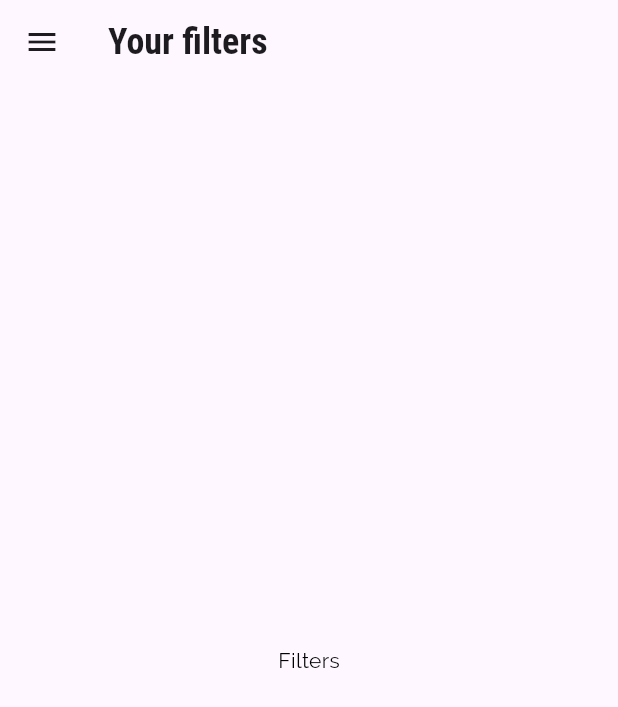
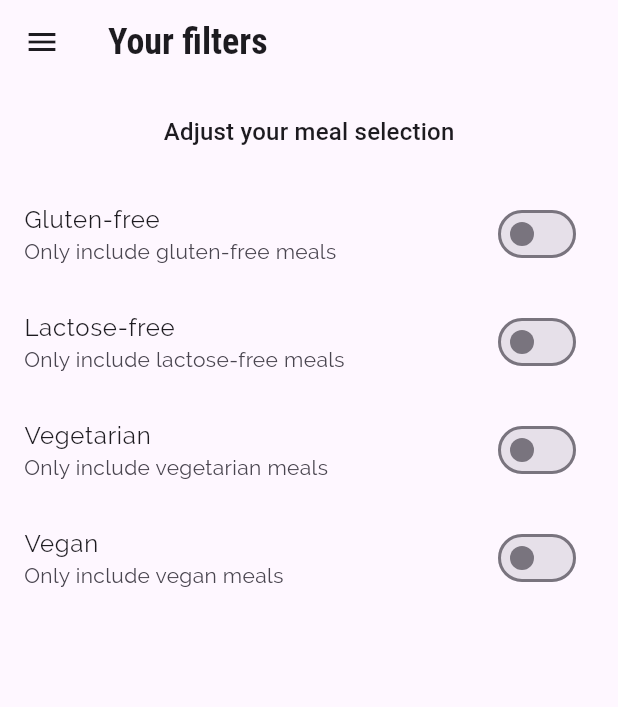
Before and after one commit to GarifullinII/food, a Flutter app: the FiltersScreen screen opened by its route, on a phone screen of 412 x 824 dp. Shown: the top 707 px of the screen. Run offline on Flutter 3.47's test engine with Material 3 defaults, Android fonts, the phone set to English and light mode, and no system bars.

```diff
--- a/lib/screens/filters_screen.dart
+++ b/lib/screens/filters_screen.dart
@@ -1,20 +1,94 @@
 import 'package:flutter/material.dart';
 import 'package:food/widgets/main_drawer.dart';
 
-class FiltersScreen extends StatelessWidget {
+class FiltersScreen extends StatefulWidget {
   const FiltersScreen({super.key});
 
   static const routeName = '/filters_screen';
 
   @override
+  State<FiltersScreen> createState() => _FiltersScreenState();
+}
+
+class _FiltersScreenState extends State<FiltersScreen> {
+  late bool _glutenFree = false;
+  late bool _vegetarian = false;
+  late bool _vegan = false;
+  late bool _lactoseFree = false;
+
+  Widget _buildSwitchListTile(
+    String title,
+    String description,
+    bool currentValue,
+    void Function(bool) updateValue,
+  ) {
+    return SwitchListTile(
+      title: Text(title),
+      value: currentValue,
+      subtitle: Text(description),
+      onChanged: updateValue,
+      activeTrackColor: Theme.of(context).primaryColor,
+    );
+  }
+
+  @override
   Widget build(BuildContext context) {
     return Scaffold(
       appBar: AppBar(
-    title: const Text('Your filters'),
-    ),
+        title: const Text('Your filters'),
+      ),
       drawer: const MainDrawer(),
-      body: const Center(
-        child: Text('Filters'),
+      body: Column(
+        children: [
+          Container(
+            padding: const EdgeInsets.all(20),
+            child: Text(
+              'Adjust your meal selection',
+              style: Theme.of(context).textTheme.titleMedium,
+            ),
+          ),
+          Expanded(
+              child: ListView(
+            children: [
+              _buildSwitchListTile(
+                'Gluten-free',
+                'Only include gluten-free meals',
+                _glutenFree,
+                (newValue) {
+                  _glutenFree = newValue;
+                  setState(() {});
+                },
+              ),
+              _buildSwitchListTile(
+                'Lactose-free',
+                'Only include lactose-free meals',
+                _lactoseFree,
+                (newValue) {
+                  _lactoseFree = newValue;
+                  setState(() {});
+                },
+              ),
+              _buildSwitchListTile(
+                'Vegetarian',
+                'Only include vegetarian meals',
+                _vegetarian,
+                (newValue) {
+                  _vegetarian = newValue;
+                  setState(() {});
+                },
+              ),
+              _buildSwitchListTile(
+                'Vegan',
+                'Only include vegan meals',
+                _vegan,
+                (newValue) {
+                  _vegan = newValue;
+                  setState(() {});
+                },
+              ),
+            ],
+          )),
+        ],
       ),
     );
   }
```
